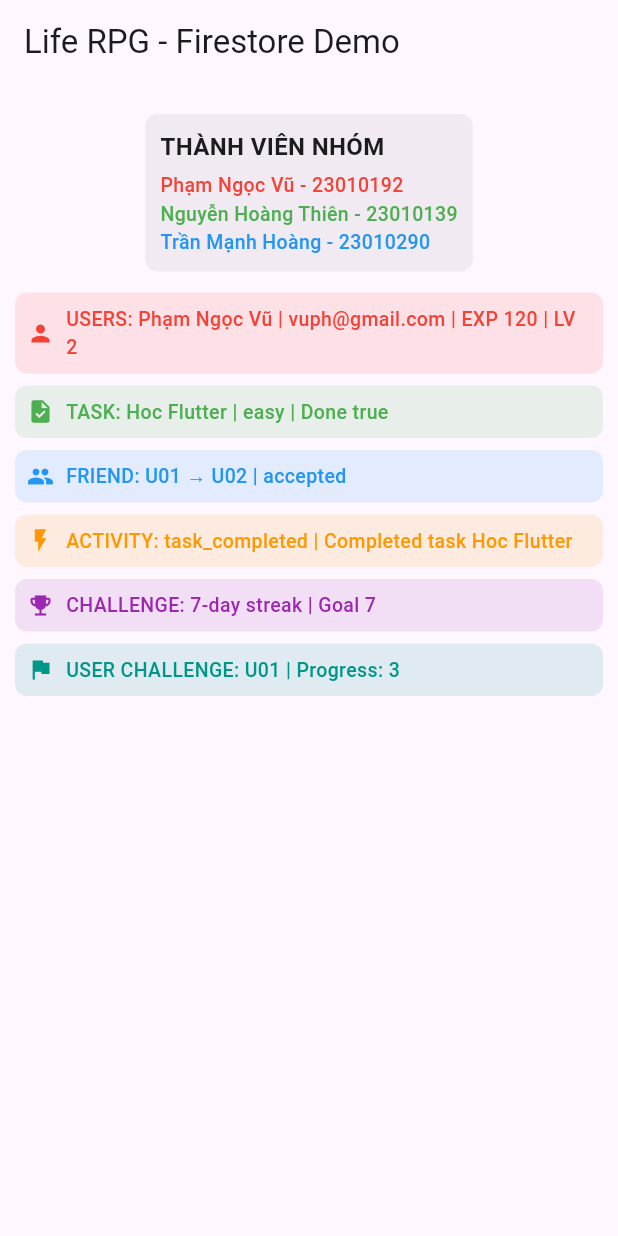
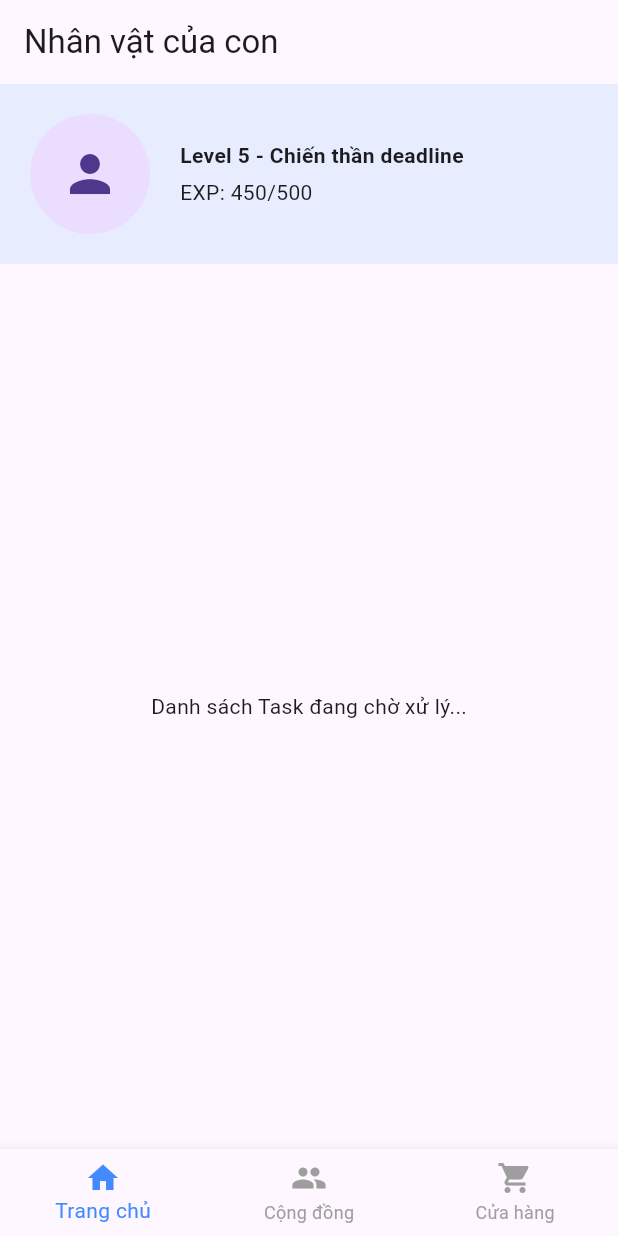
Before and after one commit to vu-phamngoc/ProjectName_Thien_Vu_Hoang_N03_1_2026, a Flutter app: the screen it shows after launch, on a phone screen of 412 x 824 dp. Run offline on Flutter 3.47's test engine with Material 3 defaults, Android fonts, the phone set to English and light mode, and no system bars.

Commit message:
new branch

```diff
--- a/flutter_application/lib/main.dart
+++ b/flutter_application/lib/main.dart
@@ -1,4 +1,5 @@
-import 'package:flutter/material.dart';
+import 'package:flutter/material.dart'; // THIẾU DÒNG NÀY SẼ GÂY RA TẤT CẢ LỖI TRÊN
+import 'screens/main_navigation.dart';   // Import file điều hướng của bạn
 
 void main() {
   runApp(const MyApp());
@@ -9,185 +10,15 @@ class MyApp extends StatelessWidget {
 
   @override
   Widget build(BuildContext context) {
-    return const MaterialApp(
+    return MaterialApp(
       debugShowCheckedModeBanner: false,
-      home: DemoPage(),
+      theme: ThemeData(
+        primarySwatch: Colors.blue,
+        useMaterial3: true
+      ),
+      // Bỏ 'const' trước MainNavigation nếu bên trong nó có chứa
+      // các biến không phải hằng số (non-constant).
+      home: const MainNavigation(),
     );
   }
 }
-
-class DemoPage extends StatelessWidget {
-  const DemoPage({super.key});
-
-  // =========================
-  // 👥 THÀNH VIÊN NHÓM
-  // =========================
-  final List<Map<String, String>> members = const [
-    {"name": "Phạm Ngọc Vũ", "msv": "23010192"},
-    {"name": "Nguyễn Hoàng Thiên", "msv": "23010139"},
-    {"name": "Trần Mạnh Hoàng", "msv": "23010290"},
-  ];
-
-  // =========================
-  // USERS
-  // =========================
-  final Map<String, dynamic> users = const {
-    "userId": "U01",
-    "name": "Phạm Ngọc Vũ",
-    "email": "vuph@gmail.com",
-    "exp": 120,
-    "level": 2,
-    "avatar": "avatar.png",
-    "createdAt": "2026-04-15",
-  };
-
-  // =========================
-  // TASKS
-  // =========================
-  final List<Map<String, dynamic>> tasks = const [
-    {
-      "taskId": "T01",
-      "userId": "U01",
-      "title": "Hoc Flutter",
-      "description": "UI basic",
-      "difficulty": "easy",
-      "expReward": 50,
-      "isCompleted": true,
-      "createdAt": "2026-04-15",
-      "completedAt": "2026-04-15",
-    }
-  ];
-
-  // =========================
-  // FRIENDS
-  // =========================
-  final List<Map<String, dynamic>> friends = const [
-    {
-      "userId": "U01",
-      "friendId": "U02",
-      "status": "accepted",
-      "createdAt": "2026-04-10",
-    }
-  ];
-
-  // =========================
-  // ACTIVITIES
-  // =========================
-  final List<Map<String, dynamic>> activities = const [
-    {
-      "activityId": "A01",
-      "userId": "U01",
-      "type": "task_completed",
-      "content": "Completed task Hoc Flutter",
-      "timestamp": "2026-04-15",
-    }
-  ];
-
-  // =========================
-  // CHALLENGES
-  // =========================
-  final List<Map<String, dynamic>> challenges = const [
-    {
-      "challengeId": "C01",
-      "title": "7-day streak",
-      "goal": 7,
-      "reward": 500,
-    }
-  ];
-
-  // =========================
-  // USER CHALLENGES
-  // =========================
-  final List<Map<String, dynamic>> userChallenges = const [
-    {
-      "userId": "U01",
-      "challengeId": "C01",
-      "progress": 3,
-      "isCompleted": false,
-    }
-  ];
-
-  // =========================
-  // UI STYLE
-  // =========================
-  Widget rowItem(Color color, IconData icon, String text) {
-    return Container(
-      margin: const EdgeInsets.symmetric(horizontal: 10, vertical: 4),
-      padding: const EdgeInsets.all(8),
-      decoration: BoxDecoration(
-        color: color.withOpacity(0.12),
-        borderRadius: BorderRadius.circular(8),
-      ),
-      child: Row(
-        children: [
-          Icon(icon, color: color, size: 18),
-          const SizedBox(width: 8),
-          Expanded(
-            child: Text(
-              text,
-              style: TextStyle(
-                fontSize: 13,
-                color: color,
-                fontWeight: FontWeight.w500,
-              ),
-            ),
-          ),
-        ],
-      ),
-    );
-  }
-
-  @override
-  Widget build(BuildContext context) {
-    return Scaffold(
-      appBar: AppBar(
-        title: const Text("Life RPG - Firestore Demo"),
-      ),
-      body: SingleChildScrollView(
-        child: Column(
-          children: [
-            const SizedBox(height: 10),
-            // 👥 THÀNH VIÊN NHÓM
-            Container(
-              margin: const EdgeInsets.all(10),
-              padding: const EdgeInsets.all(10),
-              decoration: BoxDecoration(
-                color: Colors.black.withOpacity(0.05),
-                borderRadius: BorderRadius.circular(8),
-              ),
-              child: Column(
-                crossAxisAlignment: CrossAxisAlignment.start,
-                children: [
-                  const Text(
-                    "THÀNH VIÊN NHÓM",
-                    style: TextStyle(fontSize: 16, fontWeight: FontWeight.bold),
-                  ),
-                  const SizedBox(height: 5),
-                  ...members.asMap().entries.map((e) {
-                    int i = e.key;
-                    var m = e.value;
-                    List<Color> colors = [Colors.red, Colors.green, Colors.blue];
-                    return Text(
-                      "${m['name']} - ${m['msv']}",
-                      style: TextStyle(
-                        fontSize: 13,
-                        color: colors[i % colors.length], // Dùng % để tránh lỗi nếu danh sách thành viên > 3
-                        fontWeight: FontWeight.w500,
-                      ),
-                    );
-                  }).toList(),
-                ],
-              ),
-            ),
-            rowItem(Colors.red, Icons.person, "USERS: ${users['name']} | ${users['email']} | EXP ${users['exp']} | LV ${users['level']}"),
-            ...tasks.map((t) => rowItem(Colors.green, Icons.task, "TASK: ${t['title']} | ${t['difficulty']} | Done ${t['isCompleted']}")),
-            ...friends.map((f) => rowItem(Colors.blue, Icons.group, "FRIEND: ${f['userId']} → ${f['friendId']} | ${f['status']}")),
-            ...activities.map((a) => rowItem(Colors.orange, Icons.flash_on, "ACTIVITY: ${a['type']} | ${a['content']}")),
-            ...challenges.map((c) => rowItem(Colors.purple, Icons.emoji_events, "CHALLENGE: ${c['title']} | Goal ${c['goal']}")),
-            ...userChallenges.map((uc) => rowItem(Colors.teal, Icons.flag, "USER CHALLENGE: ${uc['userId']} | Progress: ${uc['progress']}")),
-          ],
-        ),
-      ),
-    );
-  }
-} // NGOẶC ĐÓNG CỦA DemoPage PHẢI NẰM Ở CUỐI CÙNG
--- /dev/null
+++ b/flutter_application/lib/screens/community_screen.dart
@@ -0,0 +1,22 @@
+// lib/screens/community_screen.dart
+import 'package:flutter/material.dart';
+
+class CommunityScreen extends StatelessWidget {
+  const CommunityScreen({super.key});
+
+  @override
+  Widget build(BuildContext context) {
+    return Scaffold(
+      appBar: AppBar(title: const Text("Bảng tin gia đình")),
+      body: ListView.builder(
+        itemCount: 5,
+        itemBuilder: (context, index) => ListTile(
+          leading: const Icon(Icons.notifications_active, color: Colors.orange),
+          title: Text("Sự kiện $index"),
+          subtitle: const Text("Con đã hoàn thành task 'Rửa bát'"),
+          trailing: const Text("2 phút trước"),
+        ),
+      ),
+    );
+  }
+}
--- /dev/null
+++ b/flutter_application/lib/screens/home_screen.dart
@@ -0,0 +1,37 @@
+// lib/screens/home_screen.dart
+import 'package:flutter/material.dart';
+
+class HomeScreen extends StatelessWidget {
+  const HomeScreen({super.key});
+
+  @override
+  Widget build(BuildContext context) {
+    return Scaffold(
+      appBar: AppBar(title: const Text("Nhân vật của con")),
+      body: Column(
+        children: [
+          // Khu vực nhân vật
+          Container(
+            padding: const EdgeInsets.all(20),
+            color: Colors.blue.withOpacity(0.1),
+            child: Row(
+              children: [
+                const CircleAvatar(radius: 40, child: Icon(Icons.person, size: 40)),
+                const SizedBox(width: 20),
+                Column(
+                  crossAxisAlignment: CrossAxisAlignment.start,
+                  children: const [
+                    Text("Level 5 - Chiến thần deadline", style: TextStyle(fontWeight: FontWeight.bold)),
+                    SizedBox(height: 5),
+                    Text("EXP: 450/500"),
+                  ],
+                )
+              ],
+            ),
+          ),
+          const Expanded(child: Center(child: Text("Danh sách Task đang chờ xử lý..."))),
+        ],
+      ),
+    );
+  }
+}
--- /dev/null
+++ b/flutter_application/lib/screens/main_navigation.dart
@@ -0,0 +1,49 @@
+import 'package:flutter/material.dart';
+import '../screens/home_screen.dart';
+import '../screens/community_screen.dart';
+import '../screens/shop_screen.dart';
+
+class MainNavigation extends StatefulWidget {
+  const MainNavigation({super.key});
+
+  @override
+  State<MainNavigation> createState() => _MainNavigationState();
+}
+
+class _MainNavigationState extends State<MainNavigation> {
+  int _selectedIndex = 0;
+
+  // Danh sách các màn hình chính
+  final List<Widget> _screens = [
+    const HomeScreen(),
+    const CommunityScreen(),
+    const ShopScreen(),
+  ];
+
+  void _onItemTapped(int index) {
+    setState(() {
+      _selectedIndex = index;
+    });
+  }
+
+  @override
+  Widget build(BuildContext context) {
+    return Scaffold(
+      body: IndexedStack(
+        index: _selectedIndex,
+        children: _screens,
+      ),
+      bottomNavigationBar: BottomNavigationBar(
+        currentIndex: _selectedIndex,
+        onTap: _onItemTapped,
+        selectedItemColor: Colors.blueAccent,
+        unselectedItemColor: Colors.grey,
+        items: const [
+          BottomNavigationBarItem(icon: Icon(Icons.home), label: 'Trang chủ'),
+          BottomNavigationBarItem(icon: Icon(Icons.group), label: 'Cộng đồng'),
+          BottomNavigationBarItem(icon: Icon(Icons.shopping_cart), label: 'Cửa hàng'),
+        ],
+      ),
+    );
+  }
+}
--- /dev/null
+++ b/flutter_application/lib/screens/shop_screen.dart
@@ -0,0 +1,27 @@
+// lib/screens/shop_screen.dart
+import 'package:flutter/material.dart';
+
+class ShopScreen extends StatelessWidget {
+  const ShopScreen({super.key});
+
+  @override
+  Widget build(BuildContext context) {
+    return Scaffold(
+      appBar: AppBar(title: const Text("Đổi phần thưởng")),
+      body: GridView.count(
+        crossAxisCount: 2,
+        padding: const EdgeInsets.all(10),
+        children: List.generate(4, (index) => Card(
+          child: Column(
+            mainAxisAlignment: MainAxisAlignment.center,
+            children: [
+              const Icon(Icons.card_giftcard, size: 50, color: Colors.redAccent),
+              Text("Phần thưởng ${index + 1}"),
+              const Text("Cost: 200 Gold", style: TextStyle(color: Colors.amber, fontWeight: FontWeight.bold)),
+            ],
+          ),
+        )),
+      ),
+    );
+  }
+}
```
